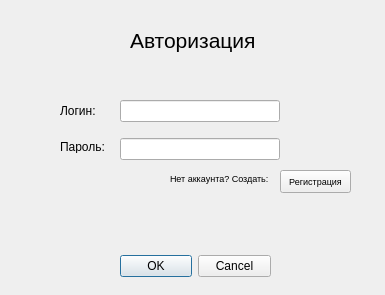
Before: the Qt Designer form styles/auth_design.ui in NickBogat/appNote, drawn with Qt 5.
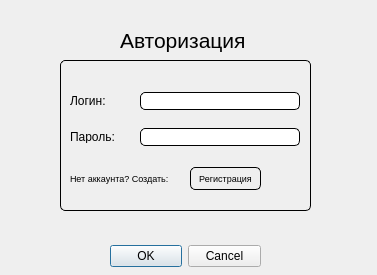
After: the same form once the commit is applied.

The edit to the form file:
```diff
--- a/styles/auth_design.ui
+++ b/styles/auth_design.ui
@@ -6,8 +6,8 @@
    <rect>
     <x>0</x>
     <y>0</y>
-    <width>385</width>
-    <height>295</height>
+    <width>377</width>
+    <height>275</height>
    </rect>
   </property>
   <property name="windowTitle">
@@ -16,8 +16,8 @@
   <widget class="QDialogButtonBox" name="buttonBox">
    <property name="geometry">
     <rect>
-     <x>120</x>
-     <y>250</y>
+     <x>110</x>
+     <y>240</y>
      <width>151</width>
      <height>32</height>
     </rect>
@@ -32,9 +32,9 @@
   <widget class="QLabel" name="label">
    <property name="geometry">
     <rect>
-     <x>130</x>
+     <x>120</x>
      <y>20</y>
-     <width>191</width>
+     <width>131</width>
      <height>41</height>
     </rect>
    </property>
@@ -47,29 +47,36 @@
     <string>Авторизация</string>
    </property>
   </widget>
-  <widget class="QWidget" name="verticalLayoutWidget">
+  <widget class="QGroupBox" name="groupBox">
    <property name="geometry">
     <rect>
-     <x>120</x>
-     <y>90</y>
-     <width>160</width>
-     <height>80</height>
+     <x>60</x>
+     <y>60</y>
+     <width>251</width>
+     <height>151</height>
     </rect>
    </property>
-   <layout class="QVBoxLayout" name="verticalLayout">
-    <item>
-     <widget class="QLineEdit" name="loginEdit"/>
-    </item>
-    <item>
-     <widget class="QLineEdit" name="passEdit"/>
-    </item>
-   </layout>
-  </widget>
+   <property name="styleSheet">
+    <string notr="true">QGroupBox {
+margin-top: 2ex;
+}
+QGroupBox:enabled {
+border: 1px solid black;
+border-radius: 5px;
+}
+QGroupBox::title {
+subcontrol-origin: margin;
+ left: 3ex;
+ }</string>
+   </property>
+   <property name="title">
+    <string/>
+   </property>
   <widget class="QLabel" name="label_2">
    <property name="geometry">
     <rect>
-     <x>60</x>
-     <y>100</y>
+      <x>10</x>
+      <y>30</y>
      <width>51</width>
      <height>21</height>
     </rect>
@@ -81,8 +88,8 @@
   <widget class="QLabel" name="label_3">
    <property name="geometry">
     <rect>
-     <x>60</x>
-     <y>140</y>
+      <x>10</x>
+      <y>70</y>
      <width>47</width>
      <height>13</height>
     </rect>
@@ -91,12 +98,43 @@
     <string>Пароль:</string>
    </property>
   </widget>
+   <widget class="QWidget" name="verticalLayoutWidget">
+    <property name="geometry">
+     <rect>
+      <x>80</x>
+      <y>20</y>
+      <width>160</width>
+      <height>80</height>
+     </rect>
+    </property>
+    <layout class="QVBoxLayout" name="verticalLayout">
+     <item>
+      <widget class="QLineEdit" name="loginEdit">
+       <property name="styleSheet">
+        <string notr="true">border-radius: 5px;
+border: 1px solid black;
+
+</string>
+       </property>
+      </widget>
+     </item>
+     <item>
+      <widget class="QLineEdit" name="passEdit">
+       <property name="styleSheet">
+        <string notr="true">border: 1px solid black;
+border-radius: 5px;
+</string>
+       </property>
+      </widget>
+     </item>
+    </layout>
+   </widget>
   <widget class="QLabel" name="label_4">
    <property name="geometry">
     <rect>
-     <x>170</x>
-     <y>170</y>
-     <width>131</width>
+      <x>10</x>
+      <y>110</y>
+      <width>111</width>
      <height>16</height>
     </rect>
    </property>
@@ -112,8 +150,8 @@
   <widget class="QPushButton" name="regButton">
    <property name="geometry">
     <rect>
-     <x>280</x>
-     <y>170</y>
+      <x>130</x>
+      <y>107</y>
      <width>71</width>
      <height>23</height>
     </rect>
@@ -123,9 +161,15 @@
      <pointsize>7</pointsize>
     </font>
    </property>
+    <property name="styleSheet">
+     <string notr="true">border: 1px solid black;
+border-radius: 5px;
+</string>
+    </property>
    <property name="text">
     <string>Регистрация</string>
    </property>
+   </widget>
   </widget>
  </widget>
  <resources/>
```
Lines whose indentation alone changed are shown as unchanged.
